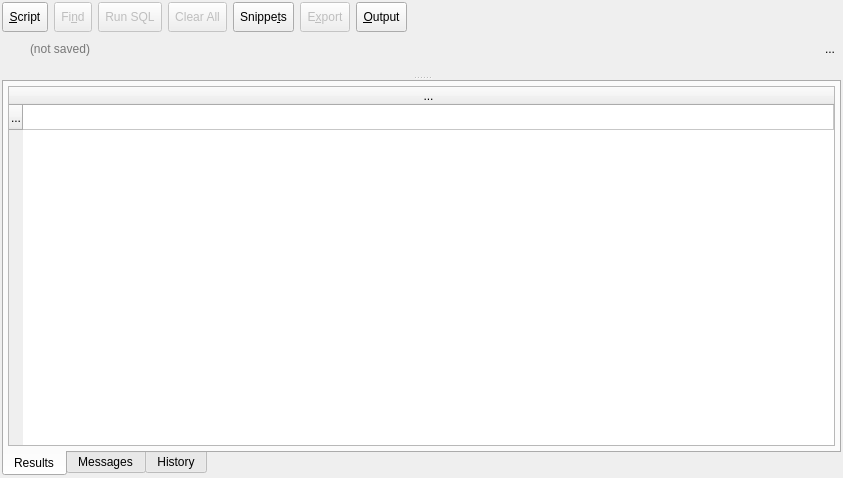
This is libpgmodeler_ui/ui/sqlexecutionwidget.ui in pgmodeler/pgmodeler as Qt 5 draws it before an edit. The edited form follows.
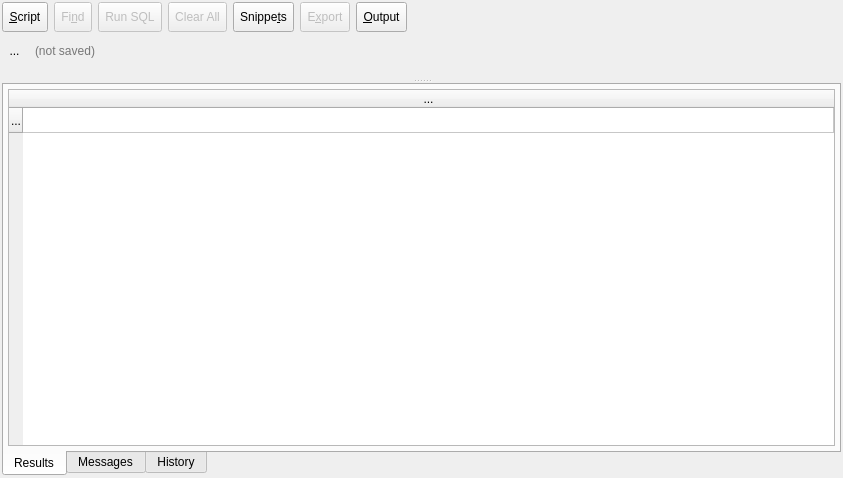
This is the edited form. Icons and pictures are not drawn.

Commit message: Improvements done in the context menu at DataManipulationForm to include key actions related to the top buttons

What changed in the file:
```diff
--- a/libpgmodeler_ui/ui/sqlexecutionwidget.ui
+++ b/libpgmodeler_ui/ui/sqlexecutionwidget.ui
@@ -54,35 +54,48 @@
        <number>0</number>
       </property>
       <item>
-       <widget class="QLabel" name="filename_lbl">
+       <widget class="QToolButton" name="close_file_tb">
         <property name="minimumSize">
+         <size>
+          <width>25</width>
+          <height>25</height>
+         </size>
+        </property>
+        <property name="maximumSize">
+         <size>
+          <width>25</width>
+          <height>25</height>
+         </size>
+        </property>
+        <property name="toolTip">
+         <string>Close the current SQL script</string>
+        </property>
+        <property name="text">
+         <string>...</string>
+        </property>
+        <property name="icon">
+         <iconset resource="../res/resources.qrc">
+          <normaloff>:/icones/icones/fechar.png</normaloff>:/icones/icones/fechar.png</iconset>
+        </property>
+        <property name="iconSize">
          <size>
           <width>20</width>
           <height>20</height>
          </size>
         </property>
-        <property name="maximumSize">
-         <size>
-          <width>22</width>
-          <height>22</height>
-         </size>
-        </property>
-        <property name="text">
-         <string/>
-        </property>
-        <property name="pixmap">
-         <pixmap resource="../res/resources.qrc">:/icones/icones/codigofonte.png</pixmap>
-        </property>
-        <property name="scaledContents">
+        <property name="autoRaise">
          <bool>true</bool>
         </property>
-        <property name="indent">
-         <number>-1</number>
-        </property>
        </widget>
       </item>
       <item>
        <widget class="QLineEdit" name="filename_edt">
+        <property name="minimumSize">
+         <size>
+          <width>0</width>
+          <height>25</height>
+         </size>
+        </property>
         <property name="toolTip">
          <string>SQL script currently handled</string>
         </property>
@@ -109,41 +122,6 @@
         </property>
        </widget>
       </item>
-      <item>
-       <widget class="QToolButton" name="close_file_tb">
-        <property name="minimumSize">
-         <size>
-          <width>22</width>
-          <height>22</height>
-         </size>
-        </property>
-        <property name="maximumSize">
-         <size>
-          <width>22</width>
-          <height>22</height>
-         </size>
-        </property>
-        <property name="toolTip">
-         <string>Close the current SQL script</string>
-        </property>
-        <property name="text">
-         <string>...</string>
-        </property>
-        <property name="icon">
-         <iconset resource="../res/resources.qrc">
-          <normaloff>:/icones/icones/fechar.png</normaloff>:/icones/icones/fechar.png</iconset>
-        </property>
-        <property name="iconSize">
-         <size>
-          <width>22</width>
-          <height>16</height>
-         </size>
-        </property>
-        <property name="autoRaise">
-         <bool>true</bool>
-        </property>
-       </widget>
-      </item>
      </layout>
     </widget>
    </item>
```
The commit also changes 5 other files.
